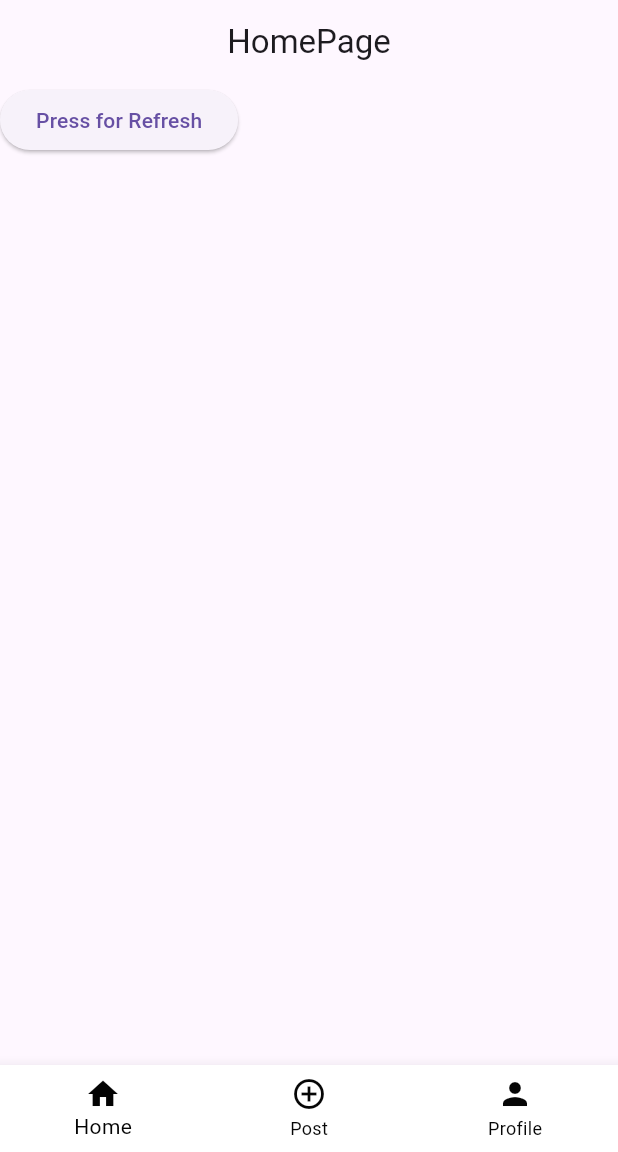
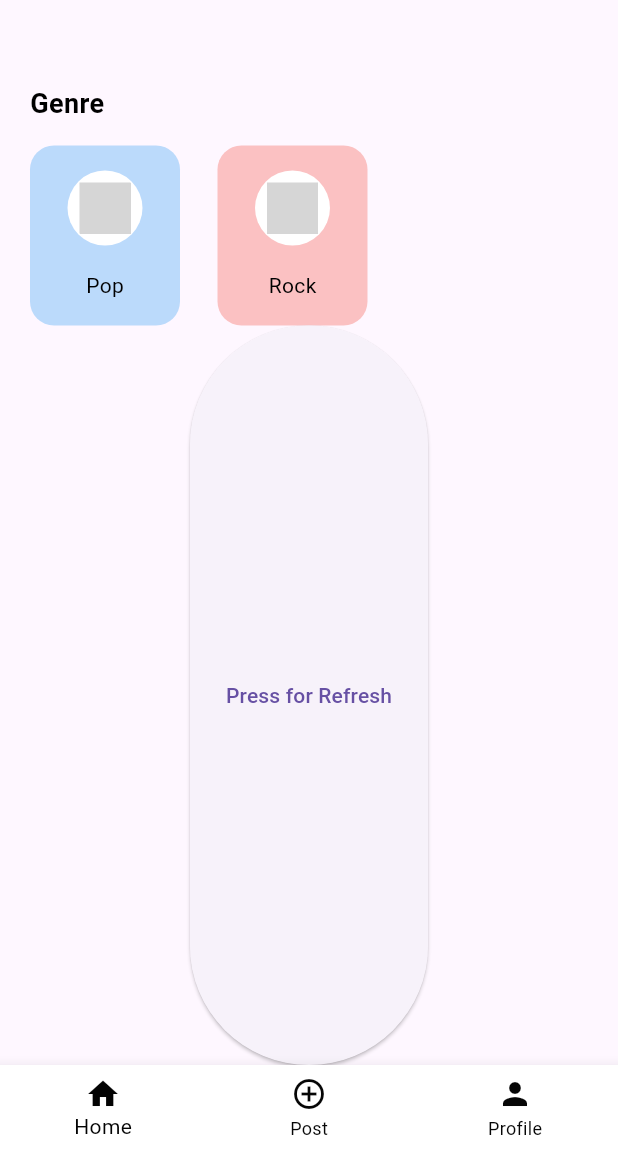
Before and after one commit to mathewsdmitri/befr, a Flutter app: the screen it shows after launch, on a phone screen of 412 x 824 dp, the part 84-1236 px from its top. Run offline on Flutter 3.47's test engine with Material 3 defaults, Android fonts, the phone set to English and light mode, and no system bars; our stand-ins replace flutter_svg; grey boxes are pictures that could not be loaded.

Commit message:
changed up the home page

```diff
--- a/myproj/lib/homePage.dart
+++ b/myproj/lib/homePage.dart
@@ -1,5 +1,6 @@
 import 'dart:convert';
 import 'package:flutter/material.dart';
+import 'package:flutter_svg/svg.dart';
 import 'package:http/http.dart' as http;
 import 'enviromentVariables.dart';
 
@@ -7,21 +8,29 @@ class HomePage extends StatefulWidget {
   final Function(List<Map<String, dynamic>>) getSongPosts;
   final List<Map<String, dynamic>> postedSongs;
   final String uniqueID;
-  const HomePage(
-      {super.key,
+  const HomePage({
+    super.key,
     required this.postedSongs,
     required this.uniqueID,
-      required this.getSongPosts});
+    required this.getSongPosts,
+  });
 
   @override
   _HomePageState createState() => _HomePageState();
 }
 
 class _HomePageState extends State<HomePage> {
+  final List<Category> categories = [
+    Category(
+        name: 'Pop', iconPath: 'assets/icons/pop.svg', boxColor: Colors.blue),
+    Category(
+        name: 'Rock', iconPath: 'assets/icons/rock.svg', boxColor: Colors.red),
+    // Add more categories here
+  ];
+
   Future<void> getPostedSongs() async {
     final String baseUrl = EnviromentVariables.baseUrl;
     final response = await http.get(Uri.parse('${baseUrl}getSongPosts'));
-    //   dynamic data;
     if (response.statusCode == 200) {
       final data = jsonDecode(response.body) as List<dynamic>;
       List<Map<String, dynamic>> songList = data.map((song) {
@@ -30,31 +39,131 @@ class _HomePageState extends State<HomePage> {
           'uuid': song['uuid'],
         };
       }).toList();
-      widget.getSongPosts(songList); //Update the songs in HomePage
+      widget.getSongPosts(songList);
     } else {
       throw Exception('HTTP Failed Here');
     }
   }
 
+  Column _categoriesSection() {
+    return Column(
+      crossAxisAlignment: CrossAxisAlignment.start,
+      children: [
+        const Padding(
+          padding: EdgeInsets.only(left: 20),
+          child: Text(
+            'Genre',
+            style: TextStyle(
+              color: Colors.black,
+              fontSize: 18,
+              fontWeight: FontWeight.w600,
+            ),
+          ),
+        ),
+        const SizedBox(height: 15),
+        Container(
+          height: 120,
+          child: ListView.separated(
+            itemCount: categories.length,
+            scrollDirection: Axis.horizontal,
+            padding: const EdgeInsets.symmetric(horizontal: 20),
+            separatorBuilder: (context, index) => const SizedBox(width: 25),
+            itemBuilder: (context, index) {
+              return Container(
+                width: 100,
+                decoration: BoxDecoration(
+                  color: categories[index].boxColor.withOpacity(0.3),
+                  borderRadius: BorderRadius.circular(16),
+                ),
+                child: Column(
+                  mainAxisAlignment: MainAxisAlignment.spaceEvenly,
+                  children: [
+                    Container(
+                      width: 50,
+                      height: 50,
+                      decoration: const BoxDecoration(
+                        color: Colors.white,
+                        shape: BoxShape.circle,
+                      ),
+                      child: Padding(
+                        padding: const EdgeInsets.all(8.0),
+                        child: SvgPicture.asset(categories[index].iconPath),
+                      ),
+                    ),
+                    Text(
+                      categories[index].name,
+                      style: const TextStyle(
+                        fontWeight: FontWeight.w400,
+                        color: Colors.black,
+                        fontSize: 14,
+                      ),
+                    ),
+                  ],
+                ),
+              );
+            },
+          ),
+        ),
+      ],
+    );
+  }
+
   @override
   Widget build(BuildContext context) {
-    // TODO: implement build
     return Scaffold(
-        appBar: AppBar(title: const Text('HomePage'), centerTitle: true),
-        body: widget.postedSongs.isEmpty
+      appBar: appBar(),
+      body: Column(
+        children: [
+          _categoriesSection(), // Add the categories section here
+          Expanded(
+            child: widget.postedSongs.isEmpty
                 ? ElevatedButton(
                     onPressed: getPostedSongs,
-                child: const Text("Press for Refresh"))
+                    child: const Text("Press for Refresh"),
+                  )
                 : ListView.separated(
                     itemCount: widget.postedSongs.length,
                     itemBuilder: (context, index) {
                       final songPosts = widget.postedSongs[index];
                       return ListTile(
-                      title: Text(songPosts['post']),
-                      subtitle: Text(songPosts['uuid']));
+                        title: Column(
+                          crossAxisAlignment: CrossAxisAlignment.start,
+                          children: [
+                            Text(
+                              songPosts['post'],
+                              style:
+                                  const TextStyle(fontWeight: FontWeight.bold),
+                            ),
+                            const SizedBox(height: 5),
+                            Text(
+                              songPosts['uuid'],
+                              style: const TextStyle(color: Colors.grey),
+                            ),
+                          ],
+                        ),
+                      );
                     },
                     separatorBuilder: (context, index) {
                       return const Divider(color: Colors.black, thickness: 1);
-                }));
+                    },
+                  ),
+          ),
+        ],
+      ),
+    );
   }
+
+  AppBar appBar() => AppBar(
+        title: const Text(''),
+        centerTitle: true,
+      );
 }
+
+class Category {
+  final String name;
+  final String iconPath;
+  final Color boxColor;
+
+  Category(
+      {required this.name, required this.iconPath, required this.boxColor});
+}
```
Lines whose indentation alone changed are shown as unchanged.
